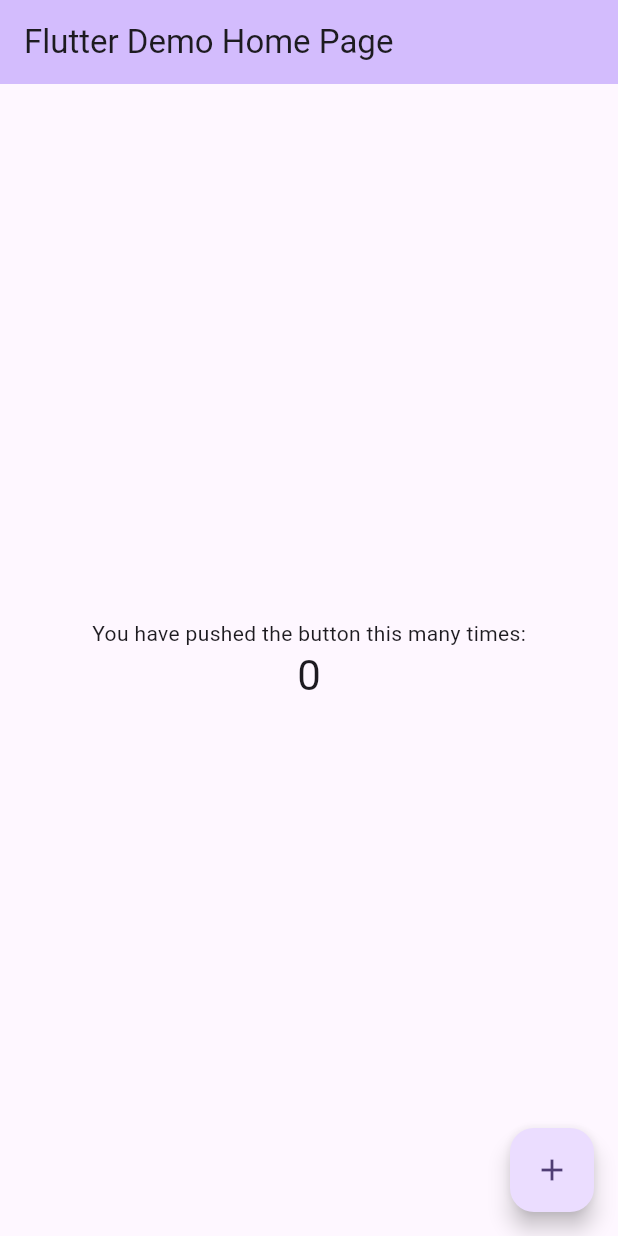
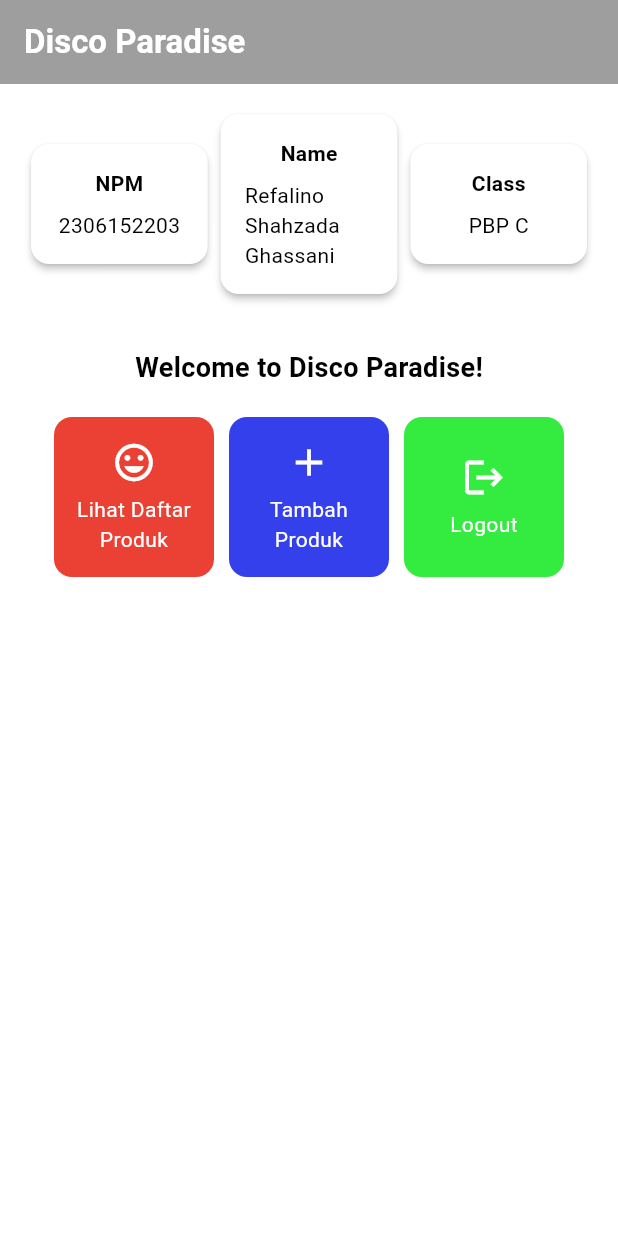
Before and after one commit to refalinoshahzada/disco-paradise-mobile, a Flutter app: the screen it shows after launch, on a phone screen of 412 x 824 dp. Run offline on Flutter 3.47's test engine with Material 3 defaults, Android fonts, the phone set to English and light mode, and no system bars.

Commit message:
menyelesaikan tugas 7

```diff
--- a/lib/main.dart
+++ b/lib/main.dart
@@ -1,4 +1,5 @@
 import 'package:flutter/material.dart';
+import 'package:disco_paradise/menu.dart';
 
 void main() {
   runApp(const MyApp());
@@ -11,7 +12,7 @@
   @override
   Widget build(BuildContext context) {
     return MaterialApp(
-      title: 'Flutter Demo',
+      title: 'Flutter Page',
       theme: ThemeData(
         // This is the theme of your application.
         //
@@ -28,98 +29,12 @@
         //
         // This works for code too, not just values: Most code changes can be
         // tested with just a hot reload.
-        colorScheme: ColorScheme.fromSeed(seedColor: Colors.deepPurple),
+        colorScheme: ColorScheme.fromSwatch(
+          primarySwatch: Colors.grey,
+        ).copyWith(secondary: Colors.black),
         useMaterial3: true,
       ),
-      home: const MyHomePage(title: 'Flutter Demo Home Page'),
+      home: MyHomePage(),
     );
   }
 }
-
-class MyHomePage extends StatefulWidget {
-  const MyHomePage({super.key, required this.title});
-
-  // This widget is the home page of your application. It is stateful, meaning
-  // that it has a State object (defined below) that contains fields that affect
-  // how it looks.
-
-  // This class is the configuration for the state. It holds the values (in this
-  // case the title) provided by the parent (in this case the App widget) and
-  // used by the build method of the State. Fields in a Widget subclass are
-  // always marked "final".
-
-  final String title;
-
-  @override
-  State<MyHomePage> createState() => _MyHomePageState();
-}
-
-class _MyHomePageState extends State<MyHomePage> {
-  int _counter = 0;
-
-  void _incrementCounter() {
-    setState(() {
-      // This call to setState tells the Flutter framework that something has
-      // changed in this State, which causes it to rerun the build method below
-      // so that the display can reflect the updated values. If we changed
-      // _counter without calling setState(), then the build method would not be
-      // called again, and so nothing would appear to happen.
-      _counter++;
-    });
-  }
-
-  @override
-  Widget build(BuildContext context) {
-    // This method is rerun every time setState is called, for instance as done
-    // by the _incrementCounter method above.
-    //
-    // The Flutter framework has been optimized to make rerunning build methods
-    // fast, so that you can just rebuild anything that needs updating rather
-    // than having to individually change instances of widgets.
-    return Scaffold(
-      appBar: AppBar(
-        // TRY THIS: Try changing the color here to a specific color (to
-        // Colors.amber, perhaps?) and trigger a hot reload to see the AppBar
-        // change color while the other colors stay the same.
-        backgroundColor: Theme.of(context).colorScheme.inversePrimary,
-        // Here we take the value from the MyHomePage object that was created by
-        // the App.build method, and use it to set our appbar title.
-        title: Text(widget.title),
-      ),
-      body: Center(
-        // Center is a layout widget. It takes a single child and positions it
-        // in the middle of the parent.
-        child: Column(
-          // Column is also a layout widget. It takes a list of children and
-          // arranges them vertically. By default, it sizes itself to fit its
-          // children horizontally, and tries to be as tall as its parent.
-          //
-          // Column has various properties to control how it sizes itself and
-          // how it positions its children. Here we use mainAxisAlignment to
-          // center the children vertically; the main axis here is the vertical
-          // axis because Columns are vertical (the cross axis would be
-          // horizontal).
-          //
-          // TRY THIS: Invoke "debug painting" (choose the "Toggle Debug Paint"
-          // action in the IDE, or press "p" in the console), to see the
-          // wireframe for each widget.
-          mainAxisAlignment: MainAxisAlignment.center,
-          children: <Widget>[
-            const Text(
-              'You have pushed the button this many times:',
-            ),
-            Text(
-              '$_counter',
-              style: Theme.of(context).textTheme.headlineMedium,
-            ),
-          ],
-        ),
-      ),
-      floatingActionButton: FloatingActionButton(
-        onPressed: _incrementCounter,
-        tooltip: 'Increment',
-        child: const Icon(Icons.add),
-      ), // This trailing comma makes auto-formatting nicer for build methods.
-    );
-  }
-}
--- /dev/null
+++ b/lib/menu.dart
@@ -0,0 +1,187 @@
+import 'package:flutter/material.dart';
+
+class MyHomePage extends StatelessWidget  {
+  MyHomePage({super.key});
+
+  final String npm = '2306152203';
+  final String name = 'Refalino Shahzada Ghassani';
+  final String className = 'PBP C';
+
+  final List<ItemHomepage> items = [
+    ItemHomepage("Lihat Daftar Produk", Icons.mood, const Color.fromARGB(255, 235, 64, 52)),
+    ItemHomepage("Tambah Produk", Icons.add, const Color.fromARGB(255, 52, 64, 235)),
+    ItemHomepage("Logout", Icons.logout, const Color.fromARGB(255, 52, 235, 64)),
+  ];
+
+  @override
+  Widget build(BuildContext context) {
+    // Scaffold menyediakan struktur dasar halaman dengan AppBar dan body.
+    return Scaffold(
+      // AppBar adalah bagian atas halaman yang menampilkan judul.
+      appBar: AppBar(
+        // Judul aplikasi "Disco Paradise" dengan teks putih dan tebal.
+        title: const Text(
+          'Disco Paradise',
+          style: TextStyle(
+            color: Colors.white,
+            fontWeight: FontWeight.bold,
+          ),
+        ),
+        // Warna latar belakang AppBar diambil dari skema warna tema aplikasi.
+        backgroundColor: Theme.of(context).colorScheme.primary,
+      ),
+      // Body halaman dengan padding di sekelilingnya.
+      body: Padding(
+        padding: const EdgeInsets.all(16.0),
+        // Menyusun widget secara vertikal dalam sebuah kolom.
+        child: Column(
+          crossAxisAlignment: CrossAxisAlignment.center,
+          children: [
+            // Row untuk menampilkan 3 InfoCard secara horizontal.
+            Row(
+              mainAxisAlignment: MainAxisAlignment.spaceEvenly,
+              children: [
+                InfoCard(title: 'NPM', content: npm),
+                InfoCard(title: 'Name', content: name),
+                InfoCard(title: 'Class', content: className),
+              ],
+            ),
+
+            // Memberikan jarak vertikal 16 unit.
+            const SizedBox(height: 16.0),
+
+            // Menempatkan widget berikutnya di tengah halaman.
+            Center(
+              child: Column(
+                // Menyusun teks dan grid item secara vertikal.
+
+                children: [
+                  // Menampilkan teks sambutan dengan gaya tebal dan ukuran 18.
+                  const Padding(
+                    padding: EdgeInsets.only(top: 16.0),
+                    child: Text(
+                      'Welcome to Disco Paradise!',
+                      style: TextStyle(
+                        fontWeight: FontWeight.bold,
+                        fontSize: 18.0,
+                      ),
+                    ),
+                  ),
+
+                  // Grid untuk menampilkan ItemCard dalam bentuk grid 3 kolom.
+                  GridView.count(
+                    primary: true,
+                    padding: const EdgeInsets.all(20),
+                    crossAxisSpacing: 10,
+                    mainAxisSpacing: 10,
+                    crossAxisCount: 3,
+                    // Agar grid menyesuaikan tinggi kontennya.
+                    shrinkWrap: true,
+
+                    // Menampilkan ItemCard untuk setiap item dalam list items.
+                    children: items.map((ItemHomepage item) {
+                      return ItemCard(item);
+                    }).toList(),
+                  ),
+                ],
+              ),
+            ),
+          ],
+        ),
+      ),
+    );
+  }
+}
+class InfoCard extends StatelessWidget {
+  // Kartu informasi yang menampilkan title dan content.
+
+  final String title;  // Judul kartu.
+  final String content;  // Isi kartu.
+
+  const InfoCard({super.key, required this.title, required this.content});
+
+  @override
+  Widget build(BuildContext context) {
+    return Card(
+      // Membuat kotak kartu dengan bayangan dibawahnya.
+      elevation: 2.0,
+      child: Container(
+        // Mengatur ukuran dan jarak di dalam kartu.
+        width: MediaQuery.of(context).size.width / 3.5, // menyesuaikan dengan lebar device yang digunakan.
+        padding: const EdgeInsets.all(16.0),
+        // Menyusun title dan content secara vertikal.
+        child: Column(
+          children: [
+            Text(
+              title,
+              style: const TextStyle(fontWeight: FontWeight.bold),
+            ),
+            const SizedBox(height: 8.0),
+            Text(content),
+          ],
+        ),
+      ),
+    );
+  }
+}
+class ItemHomepage {
+  final String name;
+  final IconData icon;
+  final Color color;
+
+  ItemHomepage(this.name, this.icon, this.color);
+}
+
+class ItemCard extends StatelessWidget {
+  // Menampilkan kartu dengan ikon dan nama.
+
+  final ItemHomepage item;
+
+  const ItemCard(this.item, {super.key});
+
+  @override
+  Widget build(BuildContext context) {
+    return Material(
+      // Menentukan warna latar belakang dari tema aplikasi.
+      color: item.color,
+      // Membuat sudut kartu melengkung.
+      borderRadius: BorderRadius.circular(12),
+
+      child: InkWell(
+        // Aksi ketika kartu ditekan.
+        onTap: () {
+          // Menampilkan pesan SnackBar saat kartu ditekan.
+          ScaffoldMessenger.of(context)
+            ..hideCurrentSnackBar()
+            ..showSnackBar(
+                SnackBar(content: Text("Kamu telah menekan tombol ${item.name}!"))
+            );
+        },
+        // Container untuk menyimpan Icon dan Text
+        child: Container(
+          padding: const EdgeInsets.all(8),
+          child: Center(
+            child: Column(
+              // Menyusun ikon dan teks di tengah kartu.
+              mainAxisAlignment: MainAxisAlignment.center,
+              children: [
+                Icon(
+                  item.icon,
+                  color: Colors.white,
+                  size: 30.0,
+                ),
+                const Padding(padding: EdgeInsets.all(3)),
+                Text(
+                  item.name,
+                  textAlign: TextAlign.center,
+                  style: const TextStyle(color: Colors.white),
+                ),
+              ],
+            ),
+          ),
+        ),
+      ),
+    );
+  }
+
+}
```
Also changed, not shown: 1 other file.
